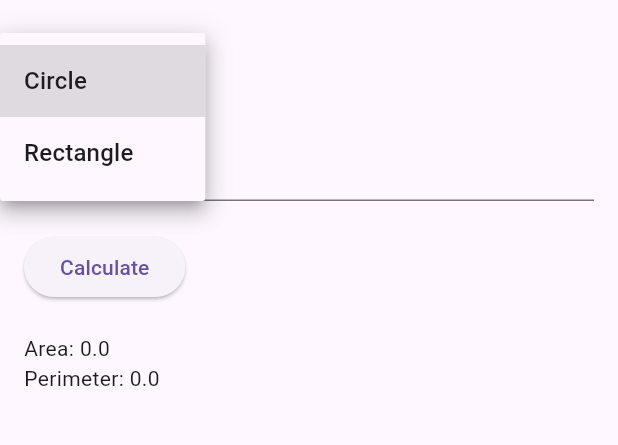
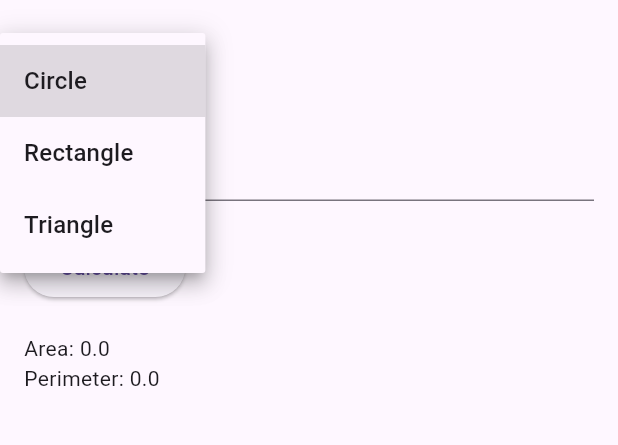
Before and after one commit to Fhernd/Flutter-Learn, a Flutter app: the screen it shows after launch, after a tap on "Circle", on a phone screen of 412 x 824 dp, the part 63-508 px from its top. Run offline on Flutter 3.47's test engine with Material 3 defaults, Android fonts, the phone set to English and light mode, and no system bars.

Commit message:
Opción para cálculo del área y el perímetro de un triangulo

```diff
--- a/app002_shape_calculator/lib/main.dart
+++ b/app002_shape_calculator/lib/main.dart
@@ -1,4 +1,5 @@
 import 'package:flutter/material.dart';
+import 'dart:math';
 
 void main() {
   runApp(ShapeCalculatorApp());
@@ -27,6 +28,9 @@ class _ShapeCalculatorScreenState extends State<ShapeCalculatorScreen> {
   final TextEditingController _radiusController = TextEditingController();
   final TextEditingController _widthController = TextEditingController();
   final TextEditingController _heightController = TextEditingController();
+  final TextEditingController _side1Controller = TextEditingController();
+  final TextEditingController _side2Controller = TextEditingController();
+  final TextEditingController _side3Controller = TextEditingController();
 
   double _area = 0;
   double _perimeter = 0;
@@ -42,6 +46,13 @@ class _ShapeCalculatorScreenState extends State<ShapeCalculatorScreen> {
         final height = double.tryParse(_heightController.text) ?? 0;
         _area = width * height;
         _perimeter = 2 * (width + height);
+      } else if (_selectedShape == 'Triangle') {
+        final side1 = double.tryParse(_side1Controller.text) ?? 0;
+        final side2 = double.tryParse(_side2Controller.text) ?? 0;
+        final side3 = double.tryParse(_side3Controller.text) ?? 0;
+        _perimeter = side1 + side2 + side3;
+        final s = _perimeter / 2;
+        _area = sqrt(s * (s - side1) * (s - side2) * (s - side3));
       }
     });
   }
@@ -59,7 +70,7 @@ class _ShapeCalculatorScreenState extends State<ShapeCalculatorScreen> {
           children: [
             DropdownButton<String>(
               value: _selectedShape,
-              items: ['Circle', 'Rectangle'].map((String shape) {
+              items: ['Circle', 'Rectangle', 'Triangle'].map((String shape) {
                 return DropdownMenuItem<String>(
                   value: shape,
                   child: Text(shape),
@@ -71,6 +82,9 @@ class _ShapeCalculatorScreenState extends State<ShapeCalculatorScreen> {
                   _radiusController.clear();
                   _widthController.clear();
                   _heightController.clear();
+                  _side1Controller.clear();
+                  _side2Controller.clear();
+                  _side3Controller.clear();
                   _area = 0;
                   _perimeter = 0;
                 });
@@ -94,6 +108,23 @@ class _ShapeCalculatorScreenState extends State<ShapeCalculatorScreen> {
                 keyboardType: TextInputType.number,
               ),
             ],
+            if (_selectedShape == 'Triangle') ...[
+              TextField(
+                controller: _side1Controller,
+                decoration: InputDecoration(labelText: 'Side 1'),
+                keyboardType: TextInputType.number,
+              ),
+              TextField(
+                controller: _side2Controller,
+                decoration: const InputDecoration(labelText: 'Side 2'),
+                keyboardType: TextInputType.number,
+              ),
+              TextField(
+                controller: _side3Controller,
+                decoration: const InputDecoration(labelText: 'Side 3'),
+                keyboardType: TextInputType.number,
+              ),
+            ],
             const SizedBox(height: 20),
             ElevatedButton(
               onPressed: _calculate,
```
Also changed, not shown: 1 other file.
